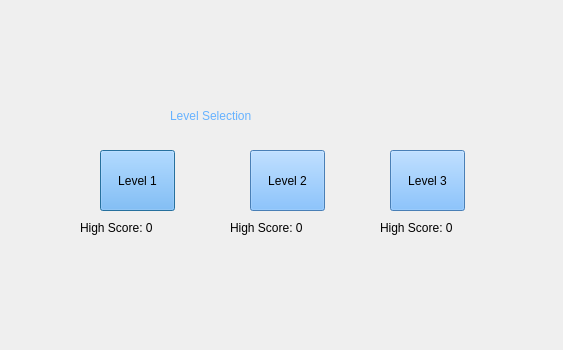
thePeterPan/CS3505-2016, file A7-Parachutes/A7-Parachutes/leveldialog.ui: the form before one commit.
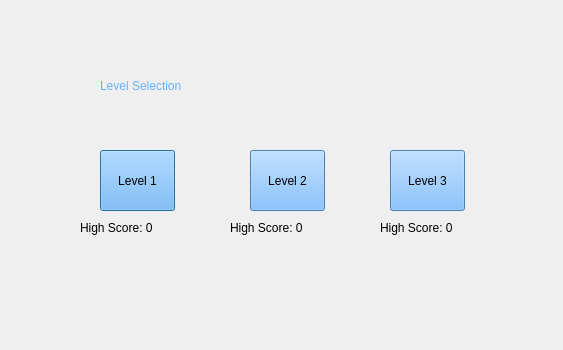
The form after the commit.

Patch:
```diff
--- a/A7-Parachutes/A7-Parachutes/leveldialog.ui
+++ b/A7-Parachutes/A7-Parachutes/leveldialog.ui
@@ -124,8 +124,8 @@
   <widget class="QLabel" name="levelTttle">
    <property name="geometry">
     <rect>
-     <x>170</x>
-     <y>90</y>
+     <x>100</x>
+     <y>60</y>
      <width>371</width>
      <height>51</height>
     </rect>
```
Left out of the diff: 8 changed lines with no effect on the pictures.
